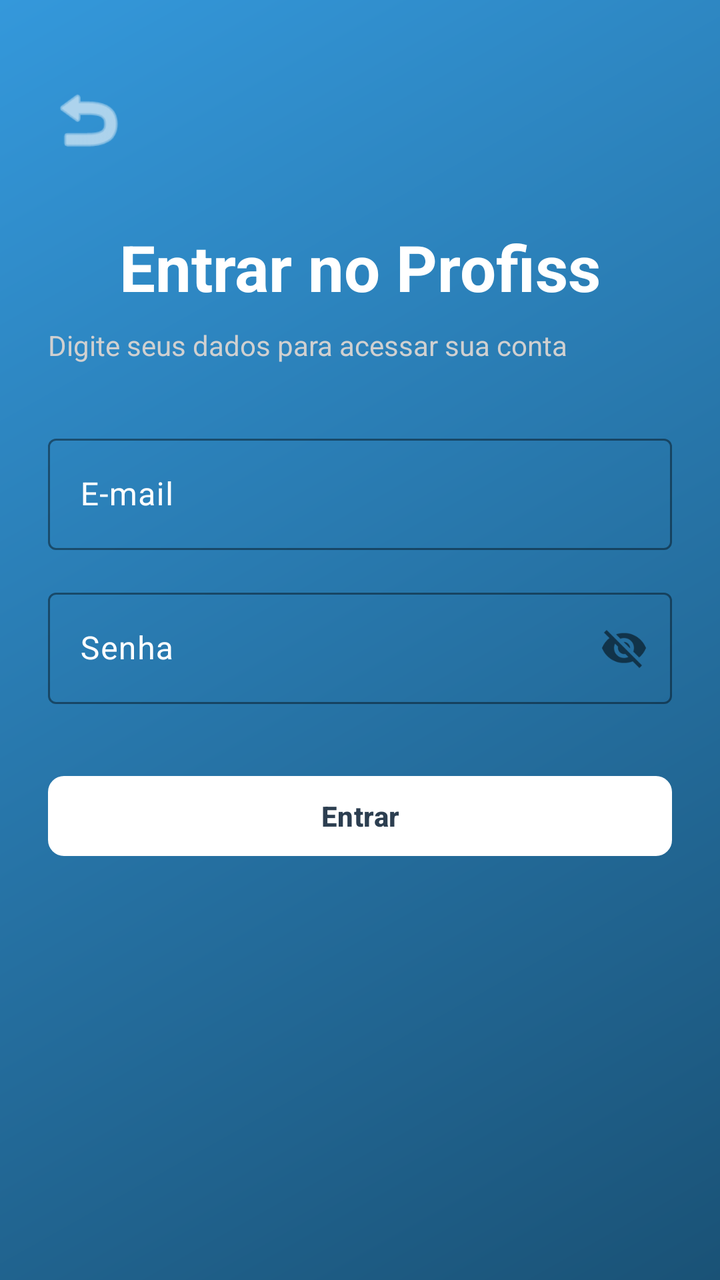
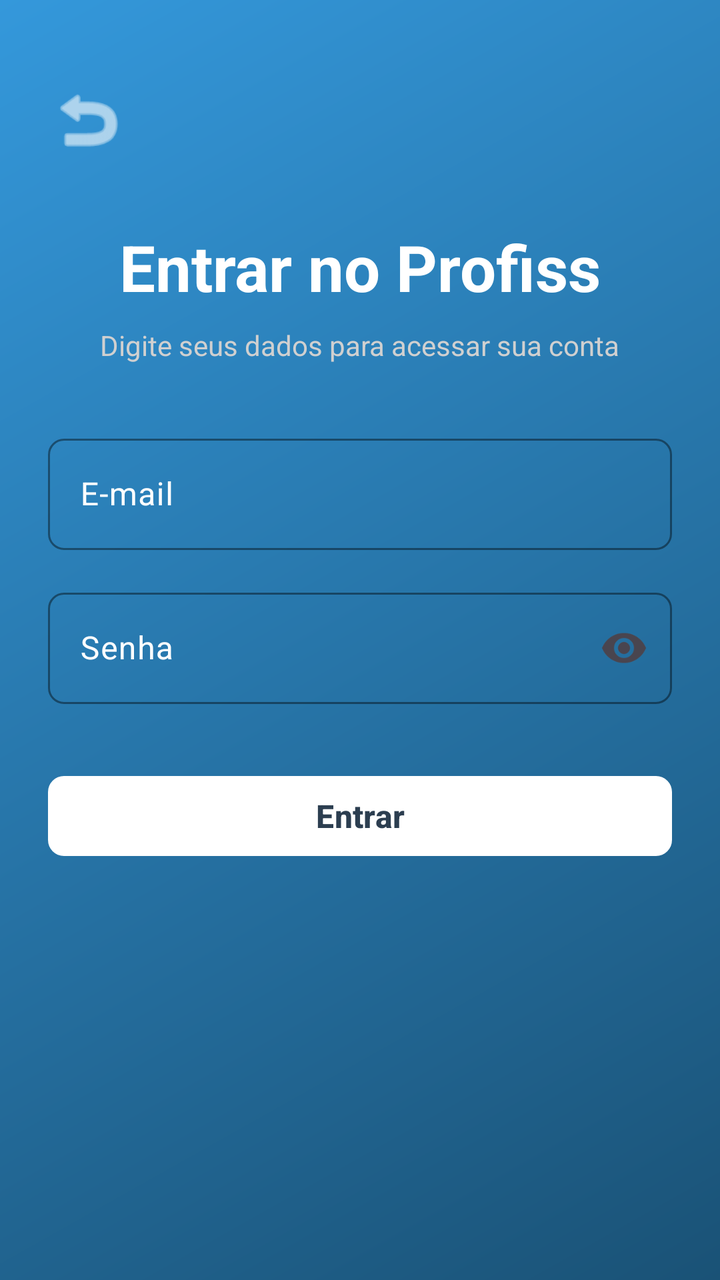

An Android layout rendered at two revisions. The XML below is the earlier revision; the diff shows what the commit changed to produce the second picture.
<!-- AndroidManifest.xml: application theme Theme.Profiss -->
<!-- res/layout/activity_login.xml -->
<?xml version="1.0" encoding="utf-8"?>
<androidx.constraintlayout.widget.ConstraintLayout
    xmlns:android="http://schemas.android.com/apk/res/android"
    xmlns:app="http://schemas.android.com/apk/res-auto"
    xmlns:tools="http://schemas.android.com/tools"
    android:layout_width="match_parent"
    android:layout_height="match_parent"
    android:background="@drawable/gradient_bg"
    android:padding="24dp"
    tools:context=".LoginActivity">

    
    <ImageView
        android:id="@+id/btnBack"
        android:layout_width="40dp"
        android:layout_height="40dp"
        android:src="@android:drawable/ic_menu_revert"
        app:tint="#FFFFFF"
        android:clickable="true"
        app:layout_constraintStart_toStartOf="parent"
        app:layout_constraintTop_toTopOf="parent"
        android:layout_marginTop="16dp"/>

    <TextView
        android:id="@+id/tvLoginTitle"
        android:layout_width="wrap_content"
        android:layout_height="wrap_content"
        android:text="Entrar no Profiss"
        android:textColor="#FFFFFF"
        android:textSize="32sp"
        android:textStyle="bold"
        android:layout_marginTop="32dp"
        app:layout_constraintTop_toBottomOf="@+id/btnBack"
        app:layout_constraintStart_toStartOf="parent"
        app:layout_constraintEnd_toEndOf="parent"/>

    <TextView
        android:id="@+id/tvLoginSub"
        android:layout_width="wrap_content"
        android:layout_height="wrap_content"
        android:text="Digite seus dados para acessar sua conta"
        android:textColor="#D0D0D0"
        android:textSize="14sp"
        android:layout_marginTop="8dp"
        app:layout_constraintTop_toBottomOf="@+id/tvLoginTitle"
        app:layout_constraintStart_toStartOf="parent"/>

    
    <com.google.android.material.textfield.TextInputLayout
        android:id="@+id/tilEmail"
        android:layout_width="match_parent"
        android:layout_height="wrap_content"
        android:layout_marginTop="32dp"
        android:hint="E-mail"
        android:textColorHint="#FFFFFF"
        app:boxStrokeColor="#FFFFFF"
        app:boxStrokeErrorColor="#FF6B6B"
        app:boxBackgroundMode="outline"
        app:layout_constraintTop_toBottomOf="@+id/tvLoginSub">

        <com.google.android.material.textfield.TextInputEditText
            android:id="@+id/etEmail"
            android:layout_width="match_parent"
            android:layout_height="wrap_content"
            android:inputType="textEmailAddress"
            android:textColor="#FFFFFF"
            android:textColorHint="#B0B0B0"/>
    </com.google.android.material.textfield.TextInputLayout>

    
    <com.google.android.material.textfield.TextInputLayout
        android:id="@+id/tilPassword"
        android:layout_width="match_parent"
        android:layout_height="wrap_content"
        android:layout_marginTop="16dp"
        android:hint="Senha"
        android:textColorHint="#FFFFFF"
        app:boxStrokeColor="#FFFFFF"
        app:boxStrokeErrorColor="#FF6B6B"
        app:boxBackgroundMode="outline"
        app:passwordToggleEnabled="true"
        app:layout_constraintTop_toBottomOf="@+id/tilEmail">

        <com.google.android.material.textfield.TextInputEditText
            android:id="@+id/etPassword"
            android:layout_width="match_parent"
            android:layout_height="wrap_content"
            app:endIconMode="password_toggle"
            android:textColor="#FFFFFF"
            android:textColorHint="#B0B0B0"/>
    </com.google.android.material.textfield.TextInputLayout>

    
    <com.google.android.material.button.MaterialButton
        android:id="@+id/btnLoginAction"
        android:layout_width="match_parent"
        android:layout_height="wrap_content"
        android:layout_marginTop="32dp"
        android:text="Entrar"
        android:textColor="#2C3E50"
        android:textStyle="bold"
        app:backgroundTint="#FFFFFF"
        app:cornerRadius="8dp"
        app:layout_constraintTop_toBottomOf="@+id/tilPassword"/>

</androidx.constraintlayout.widget.ConstraintLayout>
<!-- resources referenced by this layout -->
<resources>
  <!-- drawable gradient_bg (drawable) -->
  <?xml version="1.0" encoding="utf-8"?>
  <shape xmlns:android="http://schemas.android.com/apk/res/android">
      <gradient
          android:startColor="#3498DB"
          android:endColor="#1A5276"
          android:angle="315" />
  </shape>
  <style name="Theme.Profiss" parent="Theme.Material3.DayNight.NoActionBar">
          <item name="colorPrimary">@color/blue_primary</item>
          <item name="android:statusBarColor">@android:color/transparent</item>
          <item name="android:navigationBarColor">@android:color/transparent</item>
      </style>
  <color name="blue_primary">#3498DB</color>
</resources>

<!-- the commit's change to res/layout/activity_login.xml (unified diff, before → after) -->
@@ -14,36 +14,41 @@
         android:id="@+id/btnBack"
         android:layout_width="40dp"
         android:layout_height="40dp"
+        android:layout_marginTop="16dp"
         android:src="@android:drawable/ic_menu_revert"
         app:tint="#FFFFFF"
         android:clickable="true"
+        android:focusable="true"
+        android:importantForAccessibility="no"
         app:layout_constraintStart_toStartOf="parent"
-        app:layout_constraintTop_toTopOf="parent"
-        android:layout_marginTop="16dp"/>
+        app:layout_constraintTop_toTopOf="parent" />
 
+    
     <TextView
         android:id="@+id/tvLoginTitle"
         android:layout_width="wrap_content"
         android:layout_height="wrap_content"
+        android:layout_marginTop="32dp"
         android:text="Entrar no Profiss"
         android:textColor="#FFFFFF"
         android:textSize="32sp"
         android:textStyle="bold"
-        android:layout_marginTop="32dp"
-        app:layout_constraintTop_toBottomOf="@+id/btnBack"
+        app:layout_constraintEnd_toEndOf="parent"
         app:layout_constraintStart_toStartOf="parent"
-        app:layout_constraintEnd_toEndOf="parent"/>
+        app:layout_constraintTop_toBottomOf="@+id/btnBack" />
 
+    
     <TextView
         android:id="@+id/tvLoginSub"
         android:layout_width="wrap_content"
         android:layout_height="wrap_content"
+        android:layout_marginTop="8dp"
         android:text="Digite seus dados para acessar sua conta"
         android:textColor="#D0D0D0"
         android:textSize="14sp"
-        android:layout_marginTop="8dp"
-        app:layout_constraintTop_toBottomOf="@+id/tvLoginTitle"
-        app:layout_constraintStart_toStartOf="parent"/>
+        app:layout_constraintEnd_toEndOf="parent"
+        app:layout_constraintStart_toStartOf="parent"
+        app:layout_constraintTop_toBottomOf="@+id/tvLoginTitle" />
 
     
     <com.google.android.material.textfield.TextInputLayout
@@ -53,9 +58,13 @@
         android:layout_marginTop="32dp"
         android:hint="E-mail"
         android:textColorHint="#FFFFFF"
+        app:boxBackgroundMode="outline"
+        app:boxCornerRadiusTopStart="8dp"
+        app:boxCornerRadiusTopEnd="8dp"
+        app:boxCornerRadiusBottomStart="8dp"
+        app:boxCornerRadiusBottomEnd="8dp"
         app:boxStrokeColor="#FFFFFF"
         app:boxStrokeErrorColor="#FF6B6B"
-        app:boxBackgroundMode="outline"
         app:layout_constraintTop_toBottomOf="@+id/tvLoginSub">
 
         <com.google.android.material.textfield.TextInputEditText
@@ -64,7 +73,7 @@
             android:layout_height="wrap_content"
             android:inputType="textEmailAddress"
             android:textColor="#FFFFFF"
-            android:textColorHint="#B0B0B0"/>
+            android:textColorHint="#B0B0B0" />
     </com.google.android.material.textfield.TextInputLayout>
 
     
@@ -75,19 +84,23 @@
         android:layout_marginTop="16dp"
         android:hint="Senha"
         android:textColorHint="#FFFFFF"
+        app:boxBackgroundMode="outline"
+        app:boxCornerRadiusTopStart="8dp"
+        app:boxCornerRadiusTopEnd="8dp"
+        app:boxCornerRadiusBottomStart="8dp"
+        app:boxCornerRadiusBottomEnd="8dp"
         app:boxStrokeColor="#FFFFFF"
         app:boxStrokeErrorColor="#FF6B6B"
-        app:boxBackgroundMode="outline"
-        app:passwordToggleEnabled="true"
+        app:endIconMode="password_toggle"
         app:layout_constraintTop_toBottomOf="@+id/tilEmail">
 
         <com.google.android.material.textfield.TextInputEditText
             android:id="@+id/etPassword"
             android:layout_width="match_parent"
             android:layout_height="wrap_content"
-            app:endIconMode="password_toggle"
+            android:inputType="textPassword"
             android:textColor="#FFFFFF"
-            android:textColorHint="#B0B0B0"/>
+            android:textColorHint="#B0B0B0" />
     </com.google.android.material.textfield.TextInputLayout>
 
     
@@ -98,9 +111,10 @@
         android:layout_marginTop="32dp"
         android:text="Entrar"
         android:textColor="#2C3E50"
+        android:textSize="16sp"
         android:textStyle="bold"
         app:backgroundTint="#FFFFFF"
         app:cornerRadius="8dp"
-        app:layout_constraintTop_toBottomOf="@+id/tilPassword"/>
+        app:layout_constraintTop_toBottomOf="@+id/tilPassword" />
 
 </androidx.constraintlayout.widget.ConstraintLayout>
